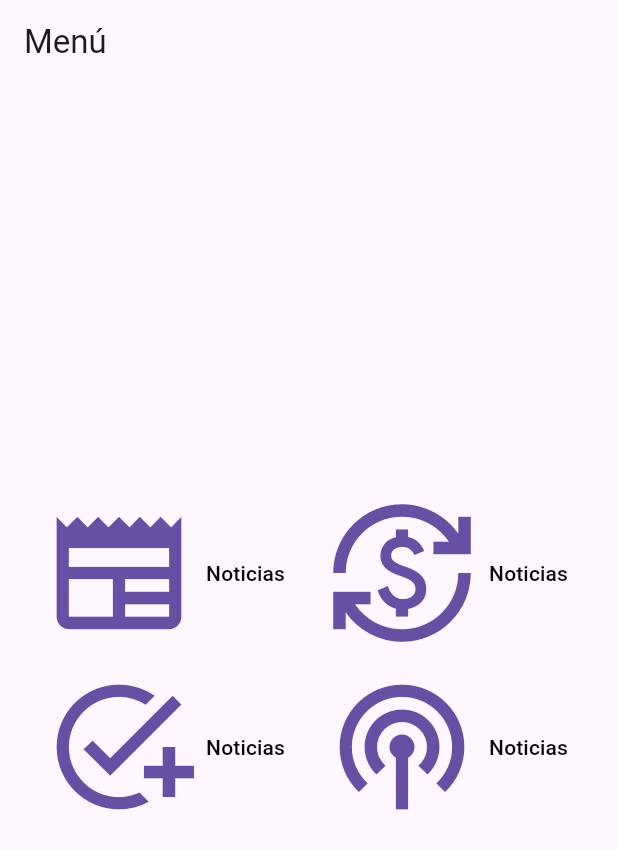
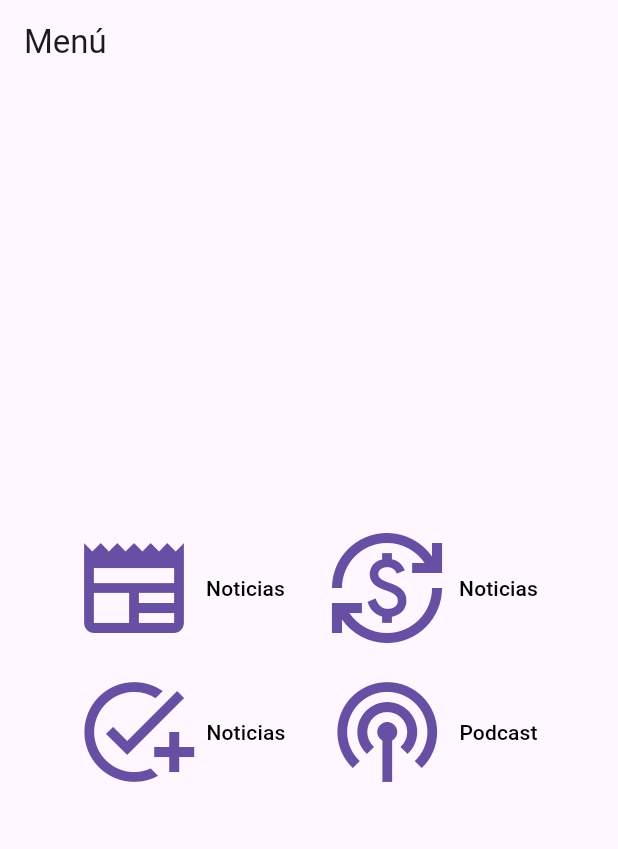
Before and after one commit to YMEZA97/examen1_ceutec, a Flutter app: the screen it shows after launch, on a phone screen of 412 x 824 dp. Shown: the top 849 px of the screen. Run offline on Flutter 3.47's test engine with Material 3 defaults, Android fonts, the phone set to English and light mode, and no system bars.

Commit message:
Pagina del Menu inicial 0.4

```diff
--- a/lib/main.dart
+++ b/lib/main.dart
@@ -1,6 +1,5 @@
 
 import 'package:examen1/pages/home/home_page.dart';
-import 'package:examen1/pages/widgets/index.dart';
 import 'package:flutter/material.dart';
 
 void main() => runApp(const MainApp());
--- a/lib/pages/home/home_page.dart
+++ b/lib/pages/home/home_page.dart
@@ -18,7 +18,7 @@ class homepage extends StatelessWidget {
               mainAxisAlignment: MainAxisAlignment.center,
               children: <Widget>[
                 TextButton.icon(
-                  icon: const Icon(Icons.newspaper, size: 100),
+                  icon: const Icon(Icons.newspaper, size: 80),
                   onPressed: () {},
                   label: const Text(
                     'Noticias',
@@ -28,13 +28,12 @@ class homepage extends StatelessWidget {
                   ),
                 ),
                 TextButton.icon(
-                  icon: const Icon(Icons.currency_exchange, size: 100),
+                  icon: const Icon(Icons.currency_exchange, size: 80),
                   onPressed: () {},
-                     label: const Text(
+                  label: const Text(
                     'Noticias',
                     style: TextStyle(
                       color: Color.fromARGB(255, 0, 0, 0),
-
                     ),
                   ),
                 )
@@ -44,9 +43,12 @@ class homepage extends StatelessWidget {
               mainAxisAlignment: MainAxisAlignment.center,
               children: <Widget>[
                 TextButton.icon(
-                  icon: const Icon(Icons.add_task, size: 100,),
+                  icon: const Icon(
+                    Icons.add_task,
+                    size: 80,
+                  ),
                   onPressed: () {},
-                     label: const Text(
+                  label: const Text(
                     'Noticias',
                     style: TextStyle(
                       color: Color.fromARGB(255, 0, 0, 0),
@@ -54,10 +56,10 @@ class homepage extends StatelessWidget {
                   ),
                 ),
                 TextButton.icon(
-                  icon: const Icon(Icons.podcasts, size: 100),
+                  icon: const Icon(Icons.podcasts, size: 80),
                   onPressed: () {},
-                     label: const Text(
-                    'Noticias',
+                  label: const Text(
+                    'Podcast',
                     style: TextStyle(
                       color: Color.fromARGB(255, 0, 0, 0),
                     ),
```
